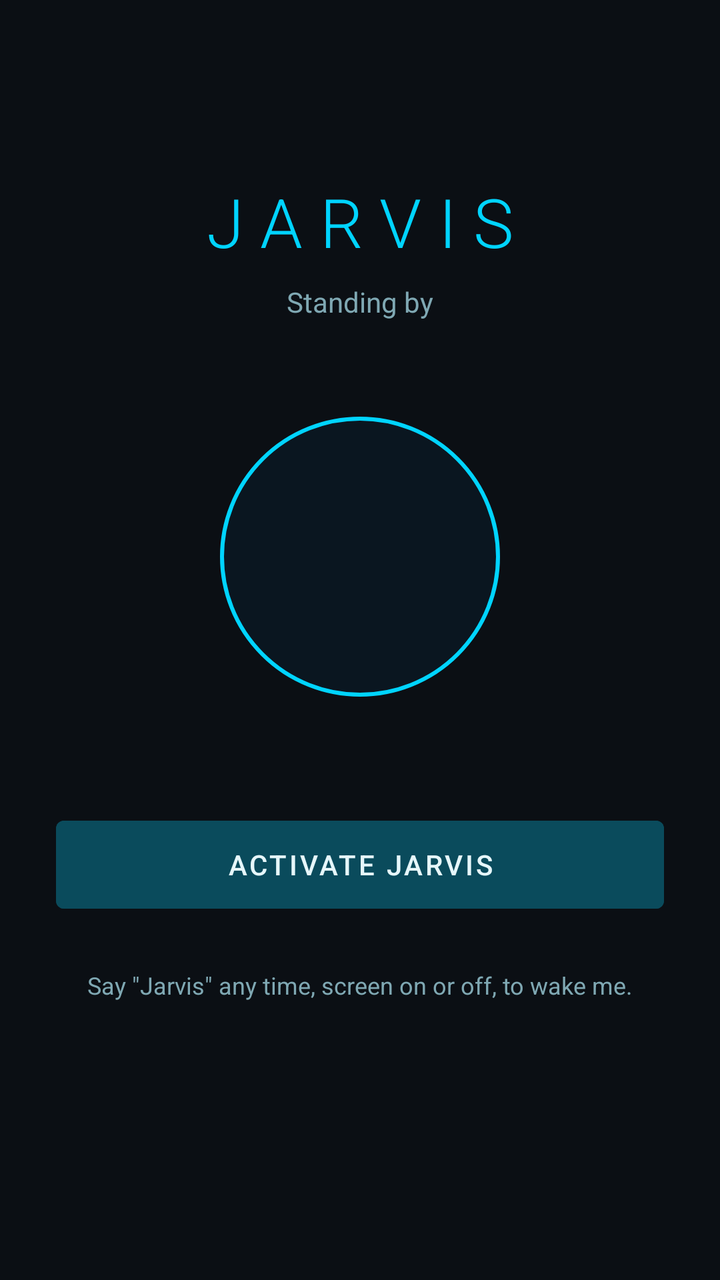
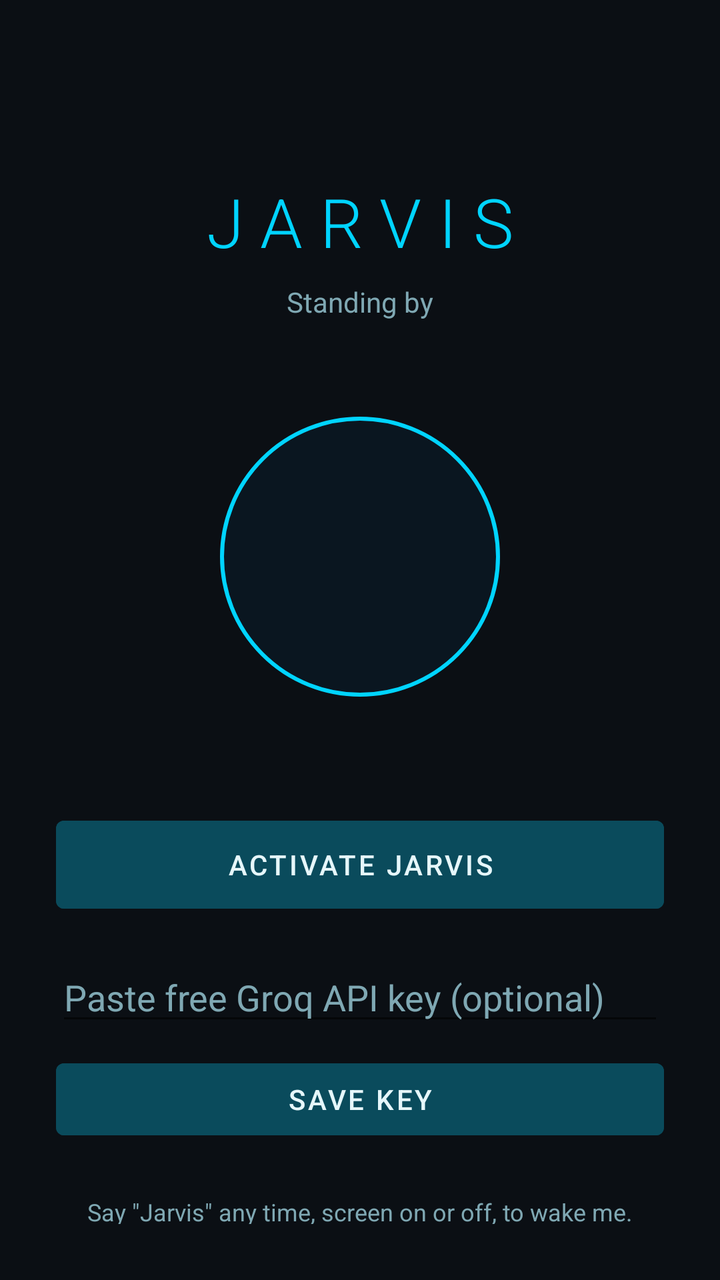

Compare the two renders of this Android layout. The source of the first and the diff that turns it into the second are given below.
<!-- AndroidManifest.xml: application theme Theme.Jarvis -->
<!-- res/layout/activity_main.xml -->
<?xml version="1.0" encoding="utf-8"?>
<LinearLayout xmlns:android="http://schemas.android.com/apk/res/android"
    android:layout_width="match_parent"
    android:layout_height="match_parent"
    android:orientation="vertical"
    android:background="@color/jarvis_bg"
    android:padding="28dp"
    android:gravity="center_horizontal">

    <Space
        android:layout_width="match_parent"
        android:layout_height="60dp" />

    <TextView
        android:id="@+id/titleText"
        android:layout_width="wrap_content"
        android:layout_height="wrap_content"
        android:text="JARVIS"
        android:textColor="@color/jarvis_accent"
        android:textSize="34sp"
        android:letterSpacing="0.25"
        android:fontFamily="sans-serif-light" />

    <TextView
        android:id="@+id/statusText"
        android:layout_width="wrap_content"
        android:layout_height="wrap_content"
        android:layout_marginTop="8dp"
        android:text="Standing by"
        android:textColor="@color/jarvis_text_dim"
        android:textSize="14sp" />

    <View
        android:layout_width="140dp"
        android:layout_height="140dp"
        android:layout_marginTop="48dp"
        android:background="@drawable/circle_indicator"
        android:id="@+id/indicatorCircle" />

    <Button
        android:id="@+id/toggleButton"
        android:layout_width="match_parent"
        android:layout_height="56dp"
        android:layout_marginTop="56dp"
        android:text="Activate Jarvis"
        android:backgroundTint="@color/jarvis_accent_dim"
        android:textColor="@color/jarvis_text" />

    <TextView
        android:layout_width="match_parent"
        android:layout_height="wrap_content"
        android:layout_marginTop="24dp"
        android:text="Say &quot;Jarvis&quot; any time, screen on or off, to wake me."
        android:textColor="@color/jarvis_text_dim"
        android:textSize="12sp"
        android:gravity="center" />

    <ScrollView
        android:layout_width="match_parent"
        android:layout_height="0dp"
        android:layout_weight="1"
        android:layout_marginTop="24dp">

        <TextView
            android:id="@+id/logText"
            android:layout_width="match_parent"
            android:layout_height="wrap_content"
            android:textColor="@color/jarvis_text"
            android:textSize="13sp"
            android:fontFamily="monospace" />
    </ScrollView>

</LinearLayout>
<!-- resources referenced by this layout -->
<resources>
  <color name="jarvis_accent">#00D4FF</color>
  <color name="jarvis_accent_dim">#0A4B5C</color>
  <color name="jarvis_bg">#0B0F14</color>
  <color name="jarvis_text">#E6F7FB</color>
  <color name="jarvis_text_dim">#7FA8B3</color>
  <!-- drawable circle_indicator (drawable) -->
  <?xml version="1.0" encoding="utf-8"?>
  <shape xmlns:android="http://schemas.android.com/apk/res/android"
      android:shape="oval">
      <stroke
          android:width="2dp"
          android:color="#00D4FF" />
      <solid android:color="#0A1620" />
  </shape>
  <style name="Theme.Jarvis" parent="Theme.MaterialComponents.DayNight.NoActionBar">
          <item name="android:windowBackground">@color/jarvis_bg</item>
          <item name="colorPrimary">@color/jarvis_accent</item>
          <item name="colorAccent">@color/jarvis_accent</item>
      </style>
</resources>

<!-- the commit's change to res/layout/activity_main.xml (unified diff, before → after) -->
@@ -46,6 +46,26 @@
         android:backgroundTint="@color/jarvis_accent_dim"
         android:textColor="@color/jarvis_text" />
 
+    <EditText
+        android:id="@+id/apiKeyInput"
+        android:layout_width="match_parent"
+        android:layout_height="wrap_content"
+        android:layout_marginTop="16dp"
+        android:hint="Paste free Groq API key (optional)"
+        android:textColorHint="@color/jarvis_text_dim"
+        android:textColor="@color/jarvis_text"
+        android:inputType="textPassword"
+        android:singleLine="true" />
+
+    <Button
+        android:id="@+id/saveKeyButton"
+        android:layout_width="match_parent"
+        android:layout_height="48dp"
+        android:layout_marginTop="8dp"
+        android:text="Save Key"
+        android:backgroundTint="@color/jarvis_accent_dim"
+        android:textColor="@color/jarvis_text" />
+
     <TextView
         android:layout_width="match_parent"
         android:layout_height="wrap_content"
